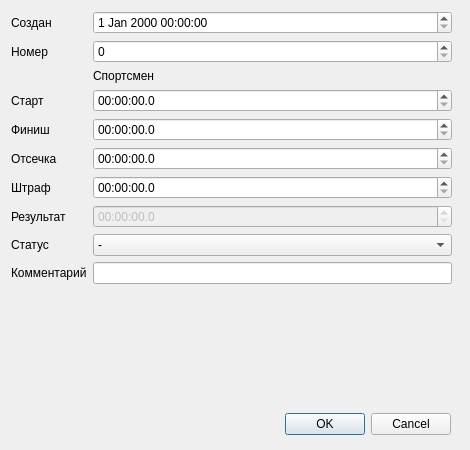
Before: the Qt Designer form app/src/formresult.ui in godzilloff/t-event, drawn with Qt 5.
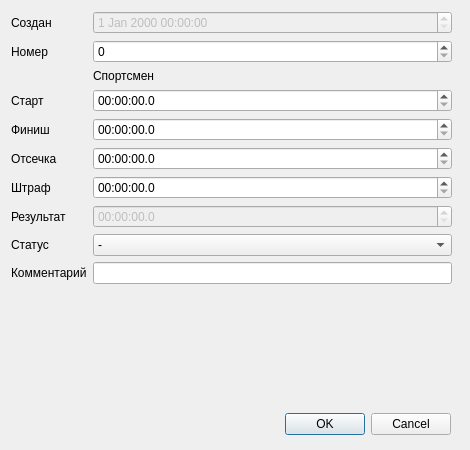
After: the same form once the commit is applied.

The edit to the form file:
```diff
--- a/app/src/formresult.ui
+++ b/app/src/formresult.ui
@@ -47,7 +47,11 @@
      </widget>
     </item>
     <item row="0" column="1">
-     <widget class="QDateTimeEdit" name="ed_create"/>
+     <widget class="QDateTimeEdit" name="ed_create">
+      <property name="enabled">
+       <bool>false</bool>
+      </property>
+     </widget>
     </item>
     <item row="1" column="0">
      <widget class="QLabel" name="label_2">
```
